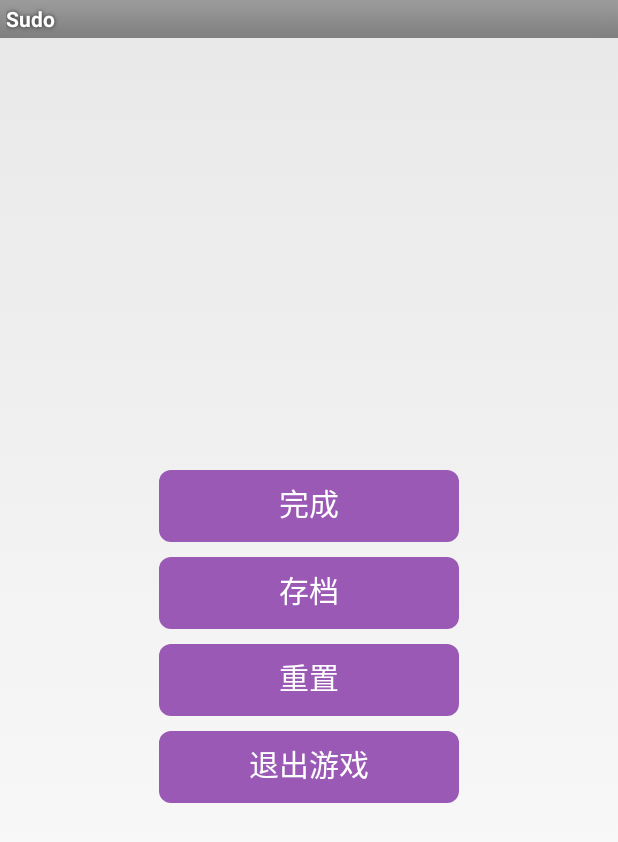
After one commit to benxhinGH/Sudo, an Android app: the layout menu_layout.xml on its own in the app's theme, with its tools: preview values and no code run, on a phone screen of 412 x 824 dp. The commit adds this screen. Shown: the top 842 px of the screen. Run offline under Robolectric (Android 15) with nearby library versions, the phone set to English and light mode, and no system bars.

```diff
--- /dev/null
+++ b/app/src/main/res/layout/menu_layout.xml
@@ -0,0 +1,38 @@
+<?xml version="1.0" encoding="utf-8"?>
+<LinearLayout xmlns:android="http://schemas.android.com/apk/res/android"
+    android:orientation="vertical" android:layout_width="match_parent"
+    android:layout_height="match_parent"
+    android:gravity="center">
+    <com.lius.sudo.LButton
+        android:id="@+id/complete_button"
+        android:layout_width="200dp"
+        android:layout_height="wrap_content"
+        android:text="完成"
+        android:textColor="#ffffff"
+        android:textSize="20sp"/>
+    <com.lius.sudo.LButton
+        android:id="@+id/save_button"
+        android:layout_width="200dp"
+        android:layout_height="wrap_content"
+        android:text="存档"
+        android:layout_marginTop="10dp"
+        android:textColor="#ffffff"
+        android:textSize="20sp"/>
+    <com.lius.sudo.LButton
+        android:id="@+id/reset_button"
+        android:layout_width="200dp"
+        android:layout_height="wrap_content"
+        android:text="重置"
+        android:layout_marginTop="10dp"
+        android:textColor="#ffffff"
+        android:textSize="20sp"/>
+    <com.lius.sudo.LButton
+        android:id="@+id/quit_button"
+        android:layout_width="200dp"
+        android:layout_height="wrap_content"
+        android:text="退出游戏"
+        android:layout_marginTop="10dp"
+        android:textColor="#ffffff"
+        android:textSize="20sp"/>
+
+</LinearLayout>
```
Also changed, not shown: app/src/main/java/com/lius/sudo/MainActivity.java (+65 -5 lines), app/src/main/java/com/lius/sudo/MenuDialog.java (added, +102 -0 lines), app/src/main/res/layout/main.xml (+7 -1 lines), app/src/main/res/drawable/menu_icon.png (added).
